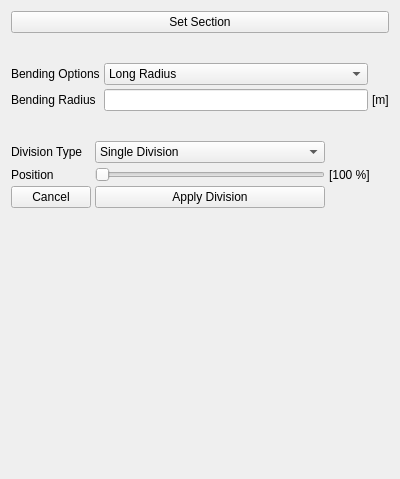
Qt form pulse/interface/ui_files/model/geometry/pipe_option_widget.ui (open-pulse/OpenPulse) before a commit.
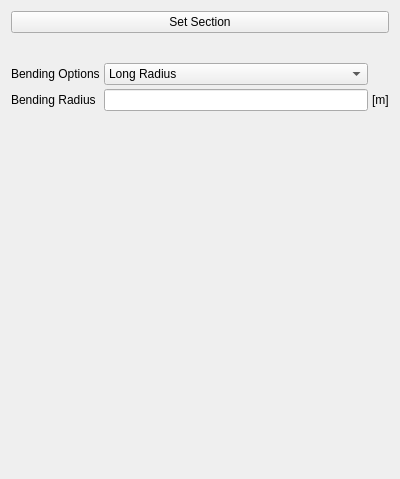
The same form after that commit.

```diff
--- a/pulse/interface/ui_files/model/geometry/pipe_option_widget.ui
+++ b/pulse/interface/ui_files/model/geometry/pipe_option_widget.ui
@@ -79,81 +79,6 @@
      </item>
     </layout>
    </item>
-   <item>
-    <layout class="QGridLayout" name="gridLayout">
-     <property name="spacing">
-      <number>4</number>
-     </property>
-     <item row="0" column="0">
-      <widget class="QLabel" name="label">
-       <property name="text">
-        <string>Division Type</string>
-       </property>
-      </widget>
-     </item>
-     <item row="0" column="1">
-      <widget class="QComboBox" name="division_combobox">
-       <item>
-        <property name="text">
-         <string>Single Division</string>
-        </property>
-       </item>
-       <item>
-        <property name="text">
-         <string>Multiple Division</string>
-        </property>
-       </item>
-      </widget>
-     </item>
-     <item row="3" column="1">
-      <widget class="QPushButton" name="apply_division_button">
-       <property name="text">
-        <string>Apply Division</string>
-       </property>
-      </widget>
-     </item>
-     <item row="2" column="0">
-      <widget class="QLabel" name="division_slider_label">
-       <property name="text">
-        <string>Position</string>
-       </property>
-      </widget>
-     </item>
-     <item row="3" column="0">
-      <widget class="QPushButton" name="cancel_division_button">
-       <property name="text">
-        <string>Cancel</string>
-       </property>
-      </widget>
-     </item>
-     <item row="2" column="1">
-      <widget class="QSlider" name="division_slider">
-       <property name="minimum">
-        <number>1</number>
-       </property>
-       <property name="maximum">
-        <number>10</number>
-       </property>
-       <property name="orientation">
-        <enum>Qt::Horizontal</enum>
-       </property>
-      </widget>
-     </item>
-     <item row="2" column="2">
-      <widget class="QLabel" name="division_amount_label">
-       <property name="minimumSize">
-        <size>
-         <width>60</width>
-         <height>0</height>
-        </size>
-       </property>
-       <property name="text">
-        <string>[100 %]</string>
-       </property>
-      </widget>
-     </item>
-    </layout>
-   </item>
    <item>
     <spacer name="verticalSpacer">
      <property name="orientation">
```
